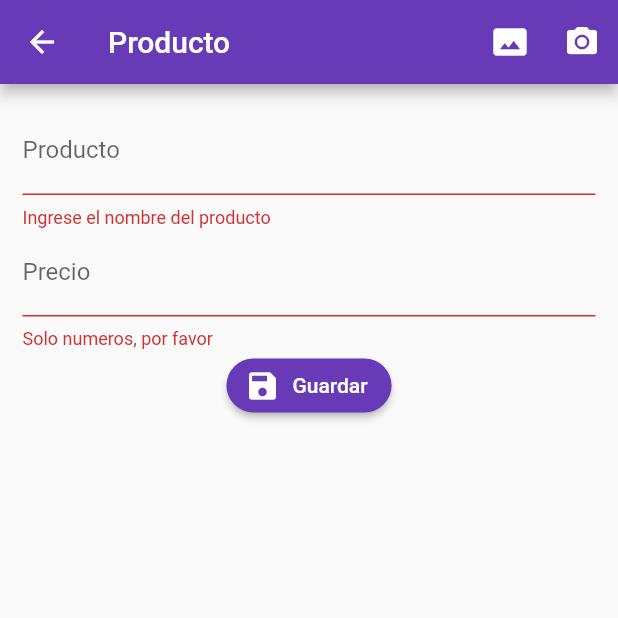
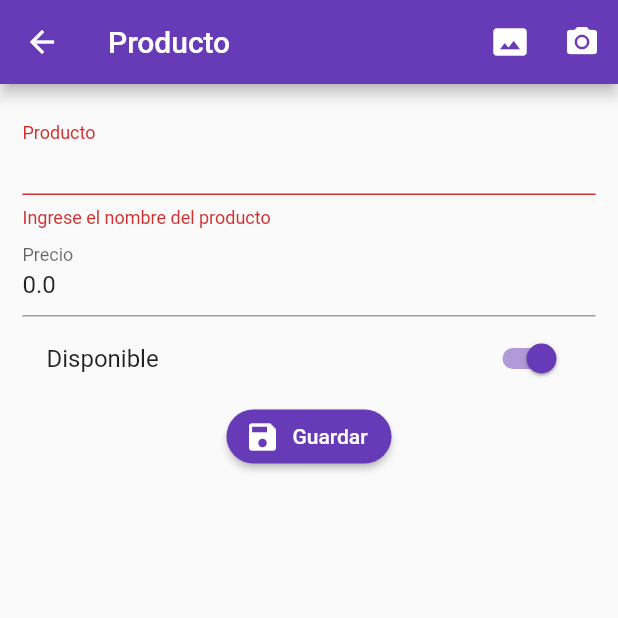
Before and after one commit to chebeto/CRUDFlutter, a Flutter app: the ProductoPage screen opened by its route, after a tap on "Guardar", on a phone screen of 412 x 824 dp, the top half of it. Run offline on Flutter 3.47's test engine with Material 2 defaults, Android fonts, the phone set to English and light mode, and no system bars; our stand-ins replace rxdart.

Commit message:
Agregada funcion para crear productos en Firebase

```diff
--- /dev/null
+++ b/lib/src/models/producto_model.dart
@@ -0,0 +1,41 @@
+// To parse this JSON data, do
+//
+//     final productoModel = productoModelFromJson(jsonString);
+
+import 'dart:convert';
+
+ProductoModel productoModelFromJson(String str) => ProductoModel.fromJson(json.decode(str));
+
+String productoModelToJson(ProductoModel data) => json.encode(data.toJson());
+
+class ProductoModel {
+    String id;
+    String titulo;
+    double valor;
+    bool disponible;
+    String fotoUrl;
+
+    ProductoModel({
+        this.id,
+        this.titulo = ' ',
+        this.valor = 0.0,
+        this.disponible = true,
+        this.fotoUrl,
+    });
+
+    factory ProductoModel.fromJson(Map<String, dynamic> json) => ProductoModel(
+        id          : json["id"],
+        titulo      : json["titulo"],
+        valor       : json["valor"],
+        disponible  : json["disponible"],
+        fotoUrl     : json["fotoURL"],
+    );
+
+    Map<String, dynamic> toJson() => {
+        "id"          : id,
+        "titulo"      : titulo,
+        "valor"       : valor,
+        "disponible"  : disponible,
+        "fotoURL"     : fotoUrl,
+    };
+}
--- a/lib/src/pages/producto_page.dart
+++ b/lib/src/pages/producto_page.dart
@@ -1,4 +1,7 @@
 import 'package:flutter/material.dart';
+import 'package:formvalidation/src/models/producto_model.dart';
+import 'package:formvalidation/src/providers/productos_providers.dart';
+import 'package:formvalidation/src/providers/productos_providers.dart' as prefix0;
 import 'package:formvalidation/src/utils/utils.dart' as utils;
 
 class ProductoPage extends StatefulWidget {
@@ -9,6 +12,9 @@ class ProductoPage extends StatefulWidget {
 
 class _ProductoPageState extends State<ProductoPage> {
   final formKey = GlobalKey<FormState>();
+  final productoProvider = new prefix0.ProductosProvider();
+
+  ProductoModel producto = new ProductoModel();
 
   @override
   Widget build(BuildContext context) {
@@ -35,6 +41,7 @@ class _ProductoPageState extends State<ProductoPage> {
               children: <Widget>[
                 _crearProducto(),
                 _crearPrecio(),
+                _crearDisponible(),
                 _crearBoton(),
               ],
             ),
@@ -46,10 +53,12 @@ class _ProductoPageState extends State<ProductoPage> {
 
   Widget _crearProducto(){
     return TextFormField(
+      initialValue: producto.titulo,
       textCapitalization: TextCapitalization.sentences,
       decoration: InputDecoration(
         labelText: 'Producto'
       ),
+      onSaved: (value) => producto.titulo = value,
       validator: (value){
         if ( value.length < 3) {
           return 'Ingrese el nombre del producto';
@@ -62,10 +71,12 @@ class _ProductoPageState extends State<ProductoPage> {
 
   Widget _crearPrecio(){
     return TextFormField(
+      initialValue: producto.valor.toString(),
       keyboardType: TextInputType.numberWithOptions(decimal: true),
       decoration: InputDecoration(
         labelText: 'Precio'
       ),
+      onSaved: (value) => producto.valor = double.parse(value),
       validator: (value){
         if (utils.esNumero(value)){
           return null;
@@ -73,6 +84,17 @@ class _ProductoPageState extends State<ProductoPage> {
           return 'Solo numeros, por favor';
         }
       },
+    );
+  }
+
+  Widget _crearDisponible(){
+    return SwitchListTile(
+      value: producto.disponible,
+      title: Text('Disponible'),
+      activeColor: Colors.deepPurple,
+      onChanged: (value) => setState((){
+        producto.disponible = value;
+      }),
     );
   }
 
@@ -92,5 +114,14 @@ class _ProductoPageState extends State<ProductoPage> {
 
   void _submit(){
     if (!formKey.currentState.validate()) return;
+
+    formKey.currentState.save();
+
+    print(producto.titulo);
+    print(producto.valor);
+    print(producto.disponible);
+
+    productoProvider.crearProducto(producto);
+
   }
 }
--- /dev/null
+++ b/lib/src/providers/productos_providers.dart
@@ -0,0 +1,22 @@
+
+import 'dart:convert';
+
+import 'package:http/http.dart' as http;
+import 'package:formvalidation/src/models/producto_model.dart';
+
+class ProductosProvider{
+  final String _url = 'https://mycrudwithflutter.firebaseio.com';
+
+  Future<bool> crearProducto(ProductoModel producto) async {
+    final url = '$_url/productos.json';
+
+      final resp = await http.post(url, body: productoModelToJson(producto));
+
+      final decodedData = json.decode(resp.body);
+
+      print(decodedData);
+
+      return true;
+  }
+
+}
--- a/pubspec.yaml
+++ b/pubspec.yaml
@@ -24,6 +24,7 @@ dependencies:
   # Use with the CupertinoIcons class for iOS style icons.
   cupertino_icons: ^0.1.2
   rxdart: ^0.22.4
+  http:
 
 dev_dependencies:
   flutter_test:
```
Also changed, not shown: pubspec.lock.
